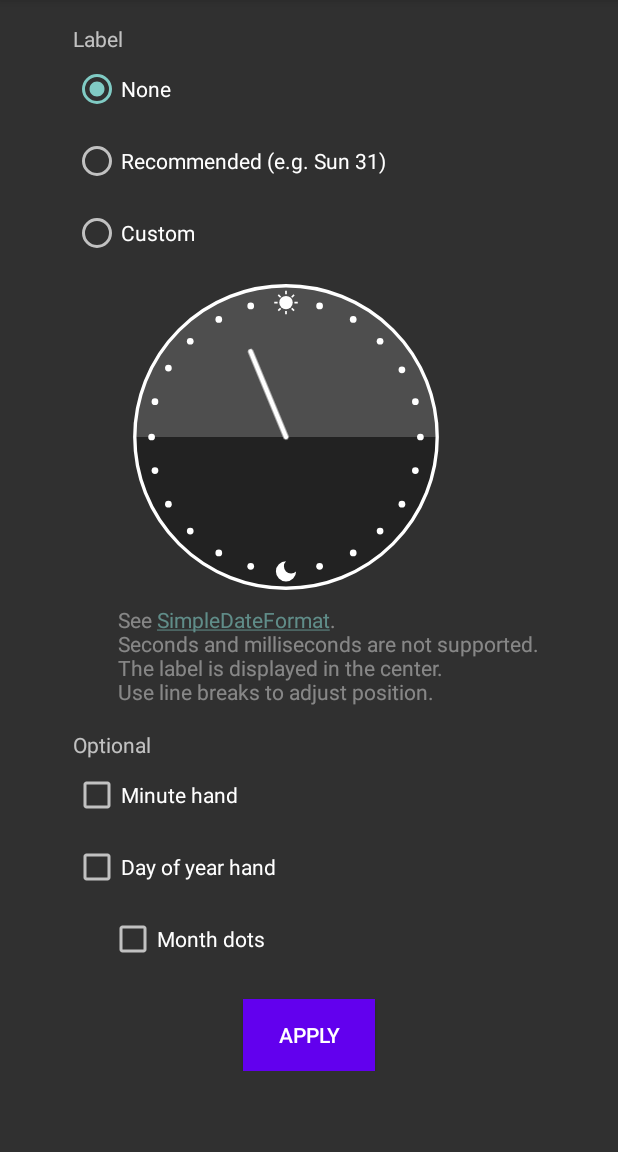
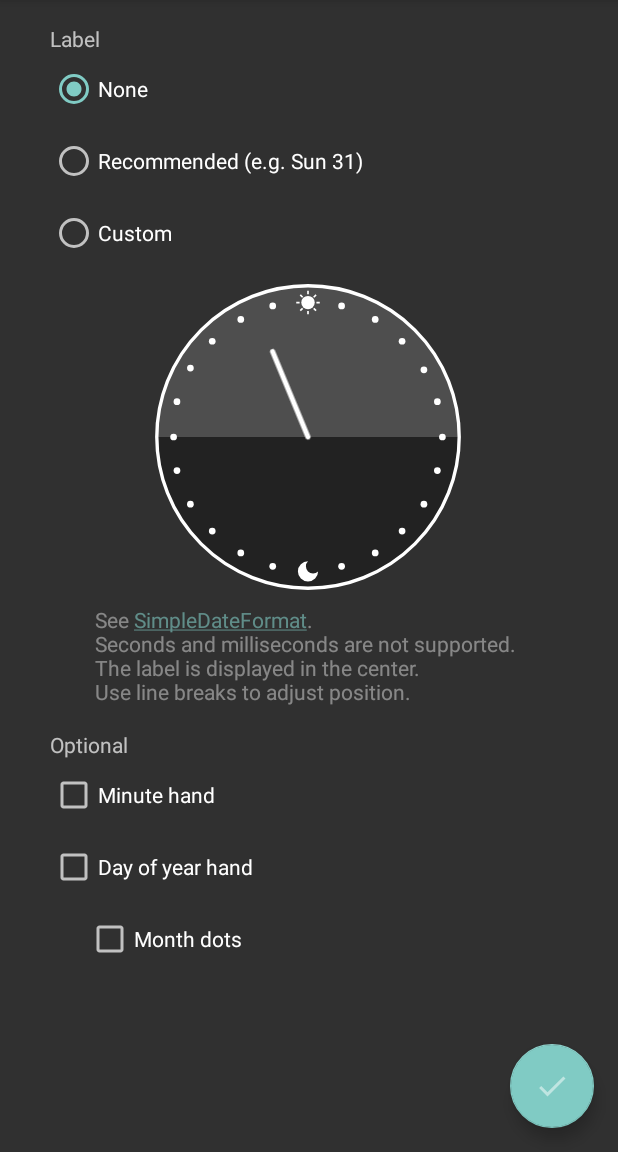
Before and after one commit to utubo/android-Simple24HClock, an Android app: the AppWidgetSettingsActivity screen opened directly, with no data from a screen before it, on a phone screen of 412 x 824 dp, the part 84-1236 px from its top. Run offline under Robolectric (Android 15) with nearby library versions, the phone set to English and light mode, and no system bars; 1 statement that could not run was skipped.

Commit message:
Fix settings page style

```diff
--- a/app/src/main/java/utb/dip/jp/simple24hclock/AppWidgetSettingsActivity.kt
+++ b/app/src/main/java/utb/dip/jp/simple24hclock/AppWidgetSettingsActivity.kt
@@ -7,7 +7,6 @@ import android.content.Intent
 import android.os.Bundle
 import android.text.method.LinkMovementMethod
 import android.util.TypedValue.COMPLEX_UNIT_PX
-import android.widget.Button
 import android.widget.CheckBox
 import android.widget.FrameLayout
 import android.widget.RadioButton
@@ -20,6 +19,7 @@ import androidx.core.view.ViewCompat
 import androidx.core.view.WindowInsetsCompat
 import androidx.core.view.isVisible
 import androidx.core.widget.addTextChangedListener
+import com.google.android.material.floatingactionbutton.FloatingActionButton
 import com.google.android.material.textfield.TextInputEditText
 
 const val DEFAULT_TEXT = "\n\n\n\nE  dd"
@@ -113,7 +113,7 @@ class AppWidgetSettingsActivity : AppCompatActivity() {
         v.minute.setOnCheckedChangeListener { _, _ -> updatePreview() }
         v.dayOfYear.setOnCheckedChangeListener { _, _ -> updatePreview() }
         v.dayOfYearDots.setOnCheckedChangeListener { _, _ -> updatePreview() }
-        findViewById<Button>(R.id.applyButton).setOnClickListener {
+        findViewById<FloatingActionButton>(R.id.applyButton).setOnClickListener {
             val formatValue = v.textFormat.text.toString()
             var textValue = ""
             if (v.textDefault.isChecked) {
--- /dev/null
+++ b/app/src/main/res/drawable/baseline_check_24.xml
@@ -0,0 +1,5 @@
+<vector xmlns:android="http://schemas.android.com/apk/res/android" android:alpha="0.5" android:height="24dp" android:tint="#000000" android:viewportHeight="24" android:viewportWidth="24" android:width="24dp">
+
+    <path android:fillColor="@android:color/white" android:pathData="M9,16.17L4.83,12l-1.42,1.41L9,19 21,7l-1.41,-1.41z"/>
+
+</vector>
--- a/app/src/main/res/layout/activity_app_widget_settings.xml
+++ b/app/src/main/res/layout/activity_app_widget_settings.xml
@@ -1,11 +1,15 @@
 <?xml version="1.0" encoding="utf-8"?>
-<ScrollView xmlns:android="http://schemas.android.com/apk/res/android"
-    xmlns:app="http://schemas.android.com/apk/res-auto"
+<FrameLayout xmlns:android="http://schemas.android.com/apk/res/android"
     xmlns:tools="http://schemas.android.com/tools"
     android:id="@+id/main"
     android:layout_width="match_parent"
     android:layout_height="match_parent"
     tools:context=".AppWidgetSettingsActivity">
+
+    <ScrollView
+        android:id="@+id/scroll"
+        android:layout_width="match_parent"
+        android:layout_height="match_parent">
 
         <LinearLayout
             android:layout_width="wrap_content"
@@ -62,8 +66,9 @@
                     android:layout_width="wrap_content"
                     android:layout_height="wrap_content"
                     android:orientation="vertical"
+                    android:gravity="center"
                     android:paddingStart="30dp"
-                android:paddingEnd="0dp">
+                    android:paddingEnd="30dp">
 
                     <RelativeLayout
                         android:layout_width="224dp"
@@ -126,20 +131,20 @@
                 android:id="@+id/dayOfYearDots"
                 android:layout_width="wrap_content"
                 android:layout_height="wrap_content"
+                android:layout_marginStart="24dp"
                 android:minHeight="48dp"
-            android:layout_marginStart="24dp"
                 android:text="@string/day_of_year_dots" />
 
-        <Button
+        </LinearLayout>
+    </ScrollView>
+
+    <com.google.android.material.floatingactionbutton.FloatingActionButton
         android:id="@+id/applyButton"
         android:layout_width="wrap_content"
         android:layout_height="wrap_content"
-            android:layout_gravity="center"
-            android:layout_marginTop="16dp"
-            app:cornerRadius="4dp"
-            android:textColor="@color/design_default_color_on_primary"
-            android:background="@color/design_default_color_primary"
-            android:text="@string/apply" />
-
-    </LinearLayout>
-</ScrollView>
+        android:layout_gravity="end|bottom"
+        android:layout_margin="16dp"
+        android:contentDescription="@string/apply"
+        android:src="@drawable/baseline_check_24"
+        android:tint="@color/design_default_color_on_primary" />
+</FrameLayout>
```
Lines whose indentation alone changed are shown as unchanged.
